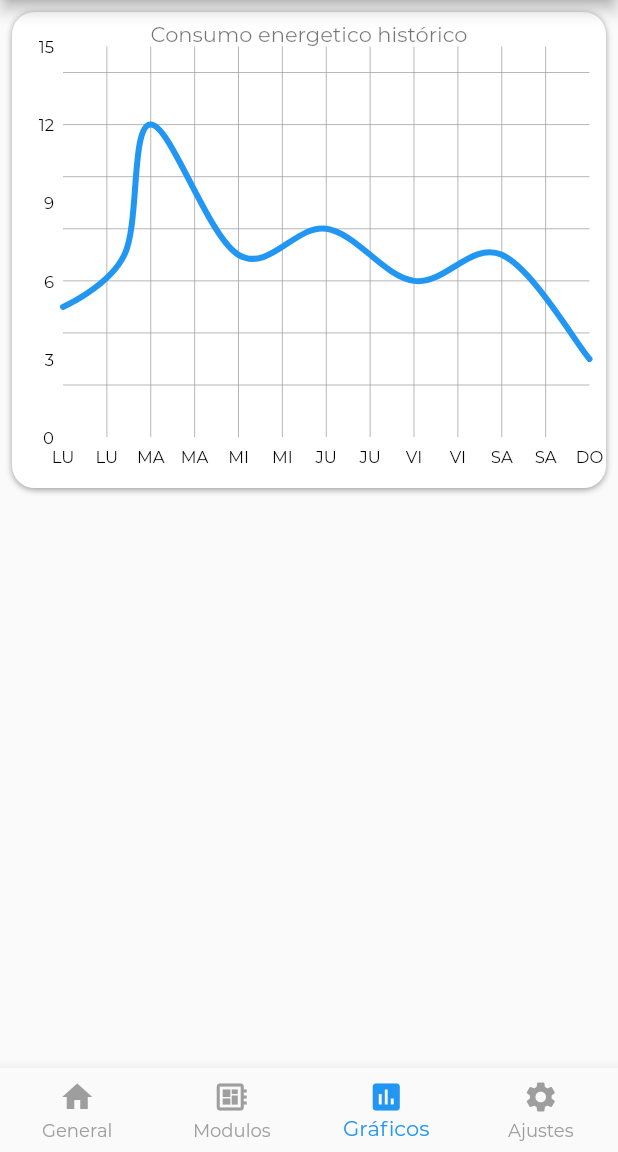
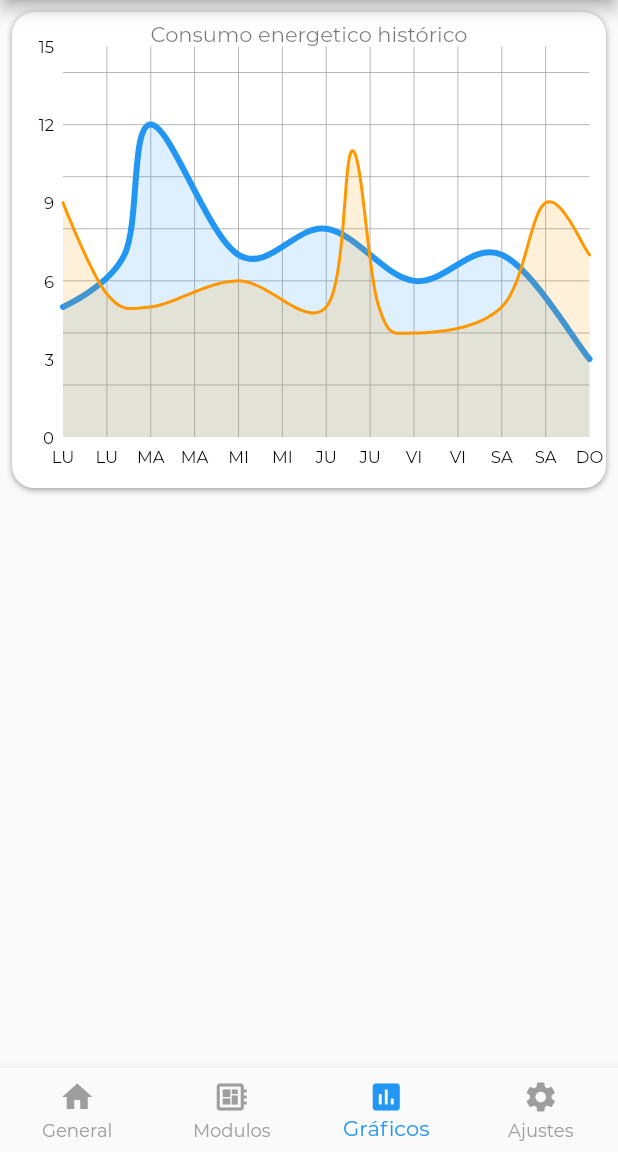
Before and after one commit to Rafdal/project-flutter-audat, a Flutter app: the DeviceMenuPage screen opened directly, swiped to page 3, on a phone screen of 412 x 824 dp, the part 84-1236 px from its top. Run offline on Flutter 3.47's test engine with Material 2 defaults, Android fonts, the phone set to English and light mode, and no system bars; drawn by our look-alikes of fl_chart; our stand-ins replace flutter_spinkit, get_it; network calls fail.

Commit message:
Charts working

```diff
--- a/lib/frontend/screens/Devices/devices_menu_page/devices_menu_page.dart
+++ b/lib/frontend/screens/Devices/devices_menu_page/devices_menu_page.dart
@@ -66,7 +66,7 @@ class _DeviceMenuPageState extends State<DeviceMenuPage> {
       body: Container(
         child: SizedBox.expand(
           child: PageView(
-            physics: AlwaysScrollableScrollPhysics(),
+            physics: NeverScrollableScrollPhysics(),
             controller: _pageController,
             onPageChanged: (index) {
               setState(() => _currentIndex = index);
--- a/lib/testing/GraficosPageTest.dart
+++ b/lib/testing/GraficosPageTest.dart
@@ -81,6 +81,12 @@ class _GraficosPageTestState extends State<GraficosPageTest> {
                                         ),
                                         lineBarsData: [
                                           LineChartBarData(
+                                            belowBarData: BarAreaData(
+                                              show: true,
+                                              colors: [
+                                                Colors.blue.withOpacity(0.15)
+                                              ]
+                                            ),
                                             isStrokeCapRound: true,
                                             shadow: Shadow(
                                               color: Colors.grey,
@@ -105,6 +111,46 @@ class _GraficosPageTestState extends State<GraficosPageTest> {
                                               FlSpot(5, 7),
                                               FlSpot(6, 3),
                                             ]
+                                          ),
+
+
+                                          LineChartBarData(
+                                            belowBarData: BarAreaData(
+                                              show: true,
+                                              colors: [
+                                                Colors.orange.withOpacity(0.15),
+                                              ]
+                                            ),
+                                            isStrokeCapRound: true,
+                                            shadow: Shadow(
+                                              color: Colors.grey,
+                                              offset: Offset(0, 1),
+                                              blurRadius: 3,
+                                            ),
+                                            barWidth: 2,
+                                            dashArray: [
+                                              4,0
+                                            ],
+                                            isCurved: true,
+                                            colors: [
+                                              Colors.orange,
+                                            ],
+                                            dotData: FlDotData(
+                                              show: false,
+                                            ),
+                                            spots: [
+                                              FlSpot(0, 9),
+                                              FlSpot(0.5, 5.5),
+                                              FlSpot(1, 5),
+                                              FlSpot(2, 6),
+                                              FlSpot(3, 5),
+                                              FlSpot(3.3, 11),
+                                              FlSpot(3.6, 5),
+                                              FlSpot(4, 4),
+                                              FlSpot(5, 5),
+                                              FlSpot(5.5, 9),
+                                              FlSpot(6, 7),
+                                            ]
                                           )
                                         ]
                                       ),
```
